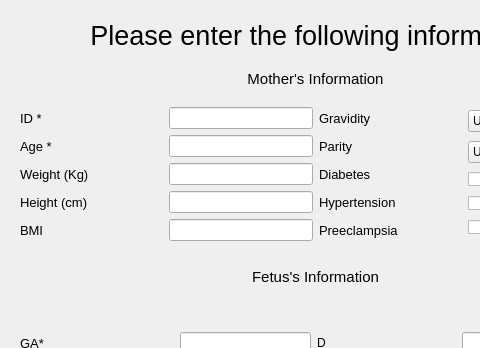
Old version of the form info.ui in the repository BME-Jafar/FetalBio-AI; both pictures show x 0 to 480 and y 0 to 348 of the 630 by 491 pixel window.
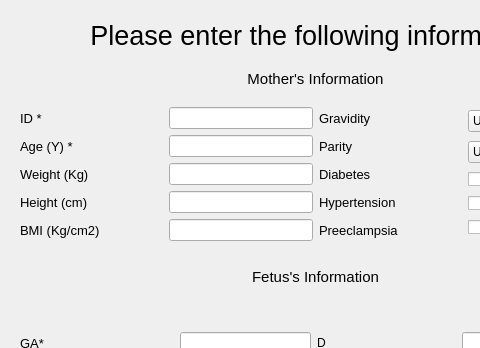
New version of the form.

```diff
--- a/info.ui
+++ b/info.ui
@@ -79,7 +79,7 @@
              </font>
             </property>
             <property name="text">
-             <string>Age * </string>
+             <string>Age (Y) * </string>
             </property>
            </widget>
           </item>
@@ -115,7 +115,7 @@
              </font>
             </property>
             <property name="text">
-             <string>BMI</string>
+             <string>BMI (Kg/cm2)</string>
             </property>
            </widget>
           </item>
```
Left out of the diff: 2 changed lines with no effect on the pictures.
